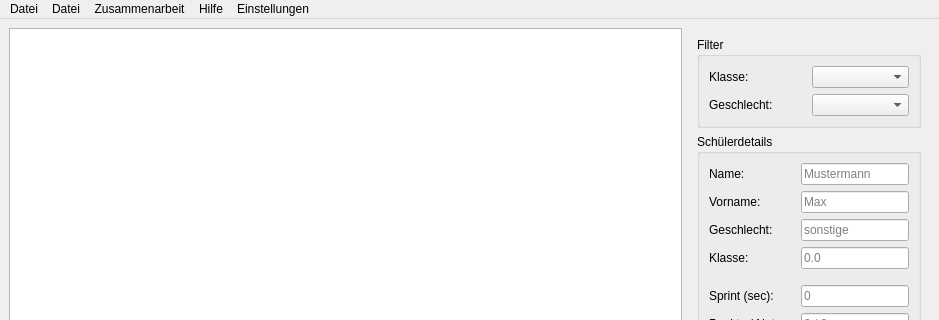
First picture: the form in ui/MainForm.ui, repository libf-de/ffx-sportfest, before the edit; both pictures show x 0 to 939 and y 0 to 320 of the 939 by 686 pixel window.
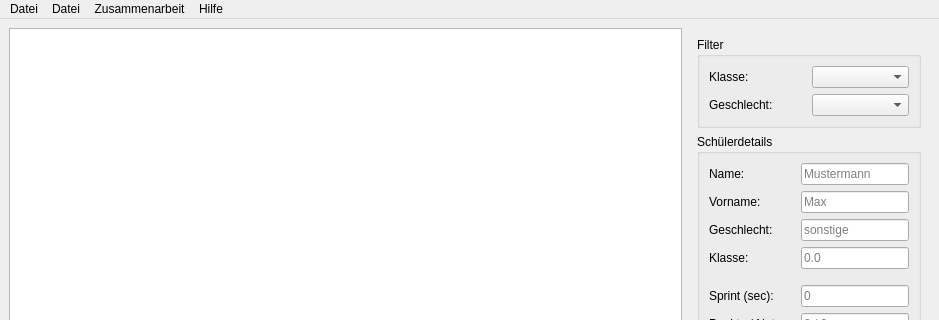
Second picture: the form after the edit. Icons and pictures are not drawn. Custom widgets are drawn as their Qt base class.

```diff
--- a/ui/MainForm.ui
+++ b/ui/MainForm.ui
@@ -627,17 +627,10 @@
     <addaction name="separator"/>
     <addaction name="actionBeendenPortable"/>
    </widget>
-   <widget class="QMenu" name="menuEinstellungen">
-    <property name="title">
-     <string>Einstellungen</string>
-    </property>
-    <addaction name="actionEinstellungen"/>
-   </widget>
    <addaction name="menuDatei"/>
    <addaction name="menuPortableDatei"/>
    <addaction name="menuZusammenarbeit"/>
    <addaction name="menu_ber"/>
-   <addaction name="menuEinstellungen"/>
   </widget>
   <widget class="QStatusBar" name="statusBar"/>
   <action name="actionBeenden">
```
Left out of the diff: 5 changed lines with no effect on the pictures.
